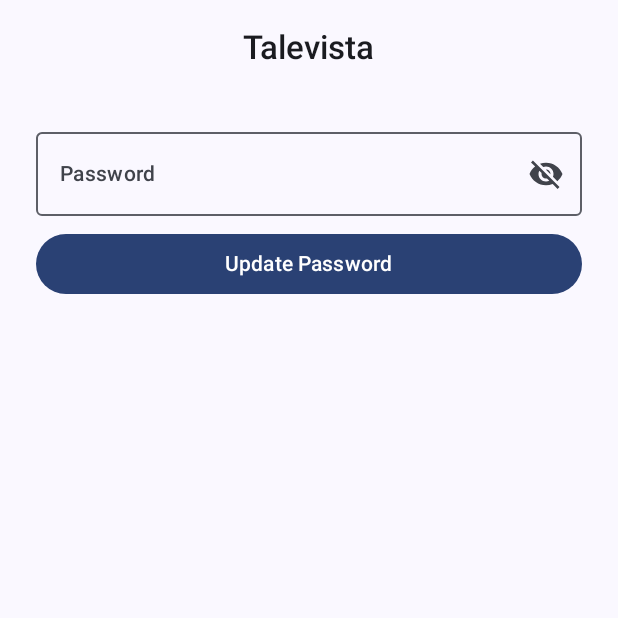
After one commit to jainhardik120/TaleVistaAndroid, an Android app built with Jetpack Compose: the PasswordResetActivity screen opened directly, with no data from a screen before it, on a phone screen of 412 x 824 dp, the top half of it. The commit adds this screen. Run offline under Robolectric (Android 15) with nearby library versions, the phone set to English and light mode, and no system bars; our stand-ins replace Dagger/Hilt's generated code; 1 statement that could not run was skipped.

Commit message:
Created Password Reset Logic

```diff
--- /dev/null
+++ b/app/src/main/java/com/jainhardik120/talevista/data/remote/dto/Data.kt
@@ -0,0 +1,5 @@
+package com.jainhardik120.talevista.data.remote.dto
+
+data class Data(
+    val messageId: String?
+)
--- /dev/null
+++ b/app/src/main/java/com/jainhardik120/talevista/data/remote/dto/ResetMailResponse.kt
@@ -0,0 +1,5 @@
+package com.jainhardik120.talevista.data.remote.dto
+
+data class ResetMailResponse(
+    val data: Data
+)
--- a/app/src/main/java/com/jainhardik120/talevista/domain/repository/AuthController.kt
+++ b/app/src/main/java/com/jainhardik120/talevista/domain/repository/AuthController.kt
@@ -1,5 +1,6 @@
 package com.jainhardik120.talevista.domain.repository
 
+import com.jainhardik120.talevista.data.remote.dto.MessageResponse
 import com.jainhardik120.talevista.data.repository.AuthControllerImpl
 import com.jainhardik120.talevista.util.Resource
 
@@ -42,5 +43,12 @@ interface AuthController {
         gender: String
     ): Resource<Boolean>
 
+    suspend fun sendResetMail(
+        email: String
+    ): Resource<String>
 
+    suspend fun resetPassword(
+        token: String,
+        newPassword: String
+    ): Resource<MessageResponse>
 }
--- /dev/null
+++ b/app/src/main/java/com/jainhardik120/talevista/ui/PasswordResetActivity.kt
@@ -0,0 +1,198 @@
+package com.jainhardik120.talevista.ui
+
+import android.content.Context
+import android.net.Uri
+import android.os.Bundle
+import android.widget.Toast
+import androidx.activity.ComponentActivity
+import androidx.compose.foundation.layout.Column
+import androidx.compose.foundation.layout.Spacer
+import androidx.compose.foundation.layout.consumeWindowInsets
+import androidx.compose.foundation.layout.fillMaxSize
+import androidx.compose.foundation.layout.fillMaxWidth
+import androidx.compose.foundation.layout.height
+import androidx.compose.foundation.layout.imePadding
+import androidx.compose.foundation.layout.padding
+import androidx.compose.foundation.text.KeyboardActions
+import androidx.compose.foundation.text.KeyboardOptions
+import androidx.compose.material.icons.Icons
+import androidx.compose.material.icons.filled.Visibility
+import androidx.compose.material.icons.filled.VisibilityOff
+import androidx.compose.material3.Button
+import androidx.compose.material3.CenterAlignedTopAppBar
+import androidx.compose.material3.ExperimentalMaterial3Api
+import androidx.compose.material3.Icon
+import androidx.compose.material3.IconButton
+import androidx.compose.material3.MaterialTheme
+import androidx.compose.material3.OutlinedTextField
+import androidx.compose.material3.Scaffold
+import androidx.compose.material3.Surface
+import androidx.compose.material3.Text
+import androidx.compose.runtime.getValue
+import androidx.compose.runtime.mutableStateOf
+import androidx.compose.runtime.remember
+import androidx.compose.runtime.saveable.rememberSaveable
+import androidx.compose.runtime.setValue
+import androidx.compose.ui.Alignment
+import androidx.compose.ui.Modifier
+import androidx.compose.ui.platform.ComposeView
+import androidx.compose.ui.platform.LocalContext
+import androidx.compose.ui.res.stringResource
+import androidx.compose.ui.text.input.ImeAction
+import androidx.compose.ui.text.input.KeyboardType
+import androidx.compose.ui.text.input.PasswordVisualTransformation
+import androidx.compose.ui.text.input.VisualTransformation
+import androidx.compose.ui.unit.dp
+import androidx.core.view.WindowCompat
+import androidx.hilt.navigation.compose.hiltViewModel
+import androidx.lifecycle.ViewModel
+import androidx.lifecycle.viewModelScope
+import com.jainhardik120.talevista.R
+import com.jainhardik120.talevista.domain.repository.AuthController
+import com.jainhardik120.talevista.ui.theme.TaleVistaTheme
+import com.jainhardik120.talevista.util.Resource
+import dagger.hilt.android.AndroidEntryPoint
+import dagger.hilt.android.lifecycle.HiltViewModel
+import kotlinx.coroutines.launch
+import javax.inject.Inject
+
+@AndroidEntryPoint
+class PasswordResetActivity : ComponentActivity() {
+    @OptIn(ExperimentalMaterial3Api::class)
+    override fun onCreate(savedInstanceState: Bundle?) {
+        super.onCreate(savedInstanceState)
+
+        val intentData: Uri? = intent.data
+        val token = intentData?.getQueryParameter("token")
+        WindowCompat.setDecorFitsSystemWindows(window, false)
+
+        if (token == null) {
+            finish()
+        }
+
+        setContentView(
+            ComposeView(this).apply {
+                consumeWindowInsets = false
+                setContent {
+                    TaleVistaTheme {
+                        Surface(
+                            modifier = Modifier.fillMaxSize()
+                        ) {
+                            val viewModel: PasswordResetViewModel = hiltViewModel()
+                            Column(
+                                Modifier.imePadding()
+                            ) {
+                                Scaffold(topBar = {
+                                    CenterAlignedTopAppBar(title = {
+                                        Text(text = stringResource(id = R.string.app_name))
+                                    })
+                                }) { paddingValues ->
+                                    val context = LocalContext.current
+                                    Column(
+                                        Modifier
+                                            .fillMaxSize()
+                                            .padding(paddingValues)
+                                            .padding(horizontal = 8.dp),
+                                        horizontalAlignment = Alignment.CenterHorizontally
+                                    ) {
+                                        var newPassword by remember { mutableStateOf("") }
+                                        val showPassword =
+                                            rememberSaveable { mutableStateOf(false) }
+
+                                        Spacer(modifier = Modifier.height(16.dp))
+                                        OutlinedTextField(
+                                            modifier = Modifier
+                                                .fillMaxWidth()
+                                                .padding(horizontal = 16.dp),
+                                            value = newPassword,
+                                            label = {
+                                                Text(
+                                                    text = "Password",
+                                                    style = MaterialTheme.typography.bodyMedium
+                                                )
+                                            },
+                                            onValueChange = {
+                                                newPassword = it
+                                            },
+                                            textStyle = MaterialTheme.typography.bodyMedium,
+                                            trailingIcon = {
+                                                if (showPassword.value) {
+                                                    IconButton(onClick = {
+                                                        showPassword.value = false
+                                                    }) {
+                                                        Icon(
+                                                            imageVector = Icons.Filled.Visibility,
+                                                            contentDescription = "Hide Password"
+                                                        )
+                                                    }
+                                                } else {
+                                                    IconButton(onClick = {
+                                                        showPassword.value = true
+                                                    }) {
+                                                        Icon(
+                                                            imageVector = Icons.Filled.VisibilityOff,
+                                                            contentDescription = "Show Password"
+                                                        )
+                                                    }
+                                                }
+                                            }, visualTransformation = if (showPassword.value) {
+                                                VisualTransformation.None
+                                            } else {
+                                                PasswordVisualTransformation()
+                                            },
+                                            keyboardOptions = KeyboardOptions.Default.copy(
+                                                imeAction = ImeAction.Next,
+                                                keyboardType = KeyboardType.Password
+                                            ),
+                                            keyboardActions = KeyboardActions(
+                                                onNext = {
+                                                    viewModel.resetPassword(
+                                                        token ?: "",
+                                                        newPassword,
+                                                        context
+                                                    )
+                                                }
+                                            ),
+                                            singleLine = true
+                                        )
+                                        Spacer(modifier = Modifier.height(8.dp))
+                                        Button(modifier = Modifier
+                                            .fillMaxWidth()
+                                            .padding(horizontal = 16.dp),
+                                            onClick = {
+                                                viewModel.resetPassword(
+                                                    token ?: "",
+                                                    newPassword, context
+                                                )
+                                            }) {
+                                            Text(text = "Update Password")
+                                        }
+                                    }
+                                }
+                            }
+                        }
+                    }
+                }
+            }
+        )
+    }
+}
+
+@HiltViewModel
+class PasswordResetViewModel @Inject constructor(
+    private val authController: AuthController
+) : ViewModel() {
+    fun resetPassword(token: String, newPassword: String, context: Context) {
+        viewModelScope.launch {
+            when (val response = authController.resetPassword(token, newPassword)) {
+                is Resource.Error -> {
+                    Toast.makeText(context, response.message, Toast.LENGTH_SHORT).show()
+                }
+
+                is Resource.Success -> {
+                    Toast.makeText(context, response.data?.message, Toast.LENGTH_SHORT).show()
+                }
+            }
+        }
+    }
+}
--- a/app/src/main/java/com/jainhardik120/talevista/ui/presentation/login/LoginEvent.kt
+++ b/app/src/main/java/com/jainhardik120/talevista/ui/presentation/login/LoginEvent.kt
@@ -7,6 +7,7 @@ import androidx.activity.result.IntentSenderRequest
 
 sealed class LoginEvent {
     data class LoginMailChanged(val email: String) : LoginEvent()
+    data class ResetMailChanged(val email: String) : LoginEvent()
     data class LoginPasswordChanged(val password: String) : LoginEvent()
     data class RegisterPasswordChanged(val password: String) : LoginEvent()
     data class RegisterUserNameChanged(val username: String) : LoginEvent()
@@ -26,4 +27,5 @@ sealed class LoginEvent {
     object RegisterPasswordButtonClicked : LoginEvent()
     object RegisterUsernameButtonClicked : LoginEvent()
     object ForgotPasswordClicked : LoginEvent()
+    object SendResetMailClicked : LoginEvent()
 }
--- a/app/src/main/java/com/jainhardik120/talevista/ui/presentation/login/LoginState.kt
+++ b/app/src/main/java/com/jainhardik120/talevista/ui/presentation/login/LoginState.kt
@@ -13,5 +13,6 @@ data class LoginState(
     val dob: Long = 0,
     val gender: Gender = Gender.MALE,
     val googleIdToken: String = "",
-    val isGoogleUsed: Boolean = false
+    val isGoogleUsed: Boolean = false,
+    val resetMail: String = ""
 )
```
Also changed, not shown: app/src/main/AndroidManifest.xml (+26 -0 lines), app/src/main/java/com/jainhardik120/talevista/data/remote/TaleVistaApi.kt (+8 -0 lines), app/src/main/java/com/jainhardik120/talevista/data/repository/AuthControllerImpl.kt (+23 -0 lines), app/src/main/java/com/jainhardik120/talevista/ui/presentation/login/LoginScreen.kt (+6 -1 lines), app/src/main/java/com/jainhardik120/talevista/ui/presentation/login/LoginViewModel.kt (+20 -1 lines), app/src/main/java/com/jainhardik120/talevista/ui/presentation/login/components/EmailLoginScreen.kt (+13 -6 lines), app/src/main/java/com/jainhardik120/talevista/ui/presentation/login/components/RegisterMailScreen.kt (+43 -0 lines).
